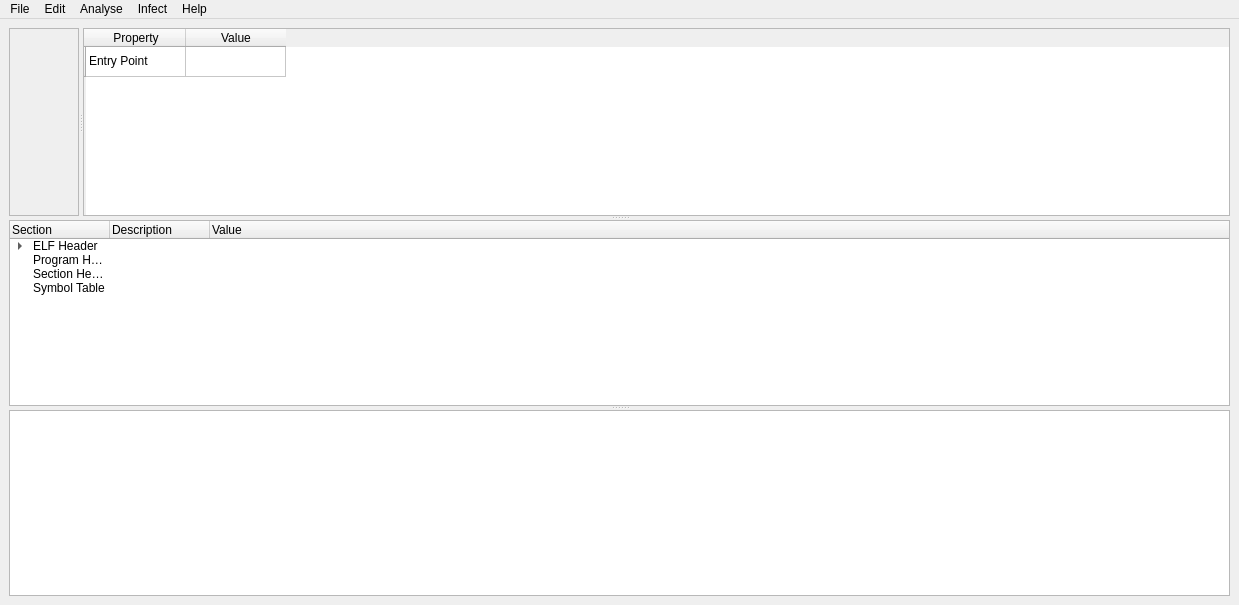
The window that src/gui/MainWindow.ui (i4ki/malelfgui) describes before a commit, drawn with Qt 5.
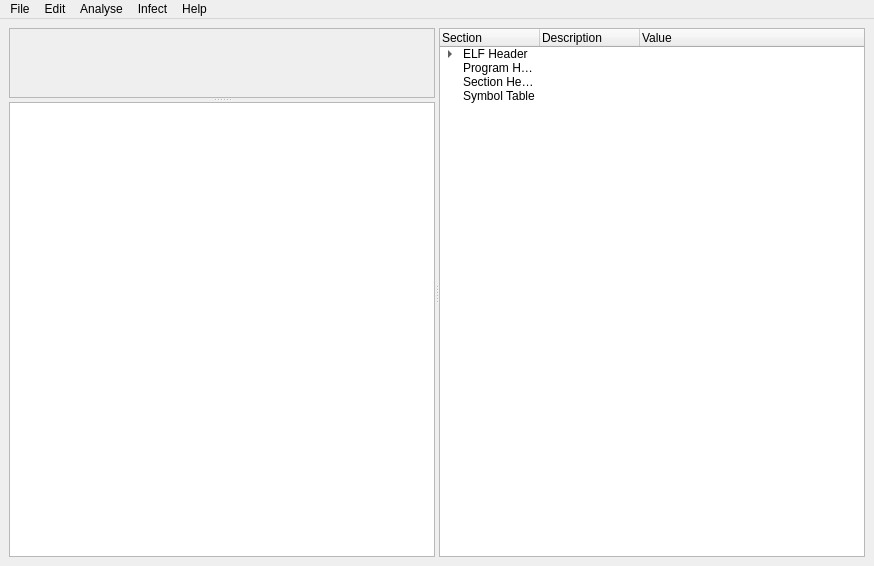
The same window after the commit. Custom widgets are drawn as their Qt base class.

Diff of the .ui file:
```diff
--- a/src/gui/MainWindow.ui
+++ b/src/gui/MainWindow.ui
@@ -6,8 +6,8 @@
    <rect>
     <x>0</x>
     <y>0</y>
-    <width>1239</width>
-    <height>605</height>
+    <width>874</width>
+    <height>566</height>
    </rect>
   </property>
   <property name="windowTitle">
@@ -19,14 +19,14 @@
    </property>
    <layout class="QHBoxLayout" name="horizontalLayout_2">
     <item>
-     <widget class="QSplitter" name="splitter_3">
-      <property name="orientation">
-       <enum>Qt::Vertical</enum>
-      </property>
-      <widget class="QSplitter" name="splitter">
+     <widget class="QSplitter" name="splitter_2">
        <property name="orientation">
         <enum>Qt::Horizontal</enum>
        </property>
+      <widget class="QSplitter" name="splitter">
+       <property name="orientation">
+        <enum>Qt::Vertical</enum>
+       </property>
        <widget class="QHexEdit" name="hexDump">
         <property name="widgetResizable">
          <bool>true</bool>
@@ -36,42 +36,14 @@
           <rect>
            <x>0</x>
            <y>0</y>
-           <width>76</width>
-           <height>183</height>
+           <width>600</width>
+           <height>276</height>
           </rect>
          </property>
         </widget>
        </widget>
-       <widget class="QTableWidget" name="inspector">
-        <row>
-         <property name="text">
-          <string/>
-         </property>
-        </row>
-        <column>
-         <property name="text">
-          <string>Property</string>
-         </property>
-        </column>
-        <column>
-         <property name="text">
-          <string>Value</string>
-         </property>
-        </column>
-        <item row="0" column="0">
-         <property name="text">
-          <string>Entry Point</string>
-         </property>
-         <property name="flags">
-          <set>ItemIsDragEnabled|ItemIsUserCheckable|ItemIsEnabled</set>
-         </property>
-        </item>
-       </widget>
-      </widget>
-      <widget class="QSplitter" name="splitter_2">
-       <property name="orientation">
-        <enum>Qt::Vertical</enum>
-       </property>
+       <widget class="QTextBrowser" name="log"/>
+      </widget>
        <widget class="QTreeWidget" name="fileTree">
         <column>
          <property name="text">
@@ -221,8 +193,6 @@
          </property>
         </item>
        </widget>
-       <widget class="QTextBrowser" name="log"/>
-      </widget>
      </widget>
     </item>
    </layout>
@@ -232,7 +202,7 @@
     <rect>
      <x>0</x>
      <y>0</y>
-     <width>1239</width>
+     <width>874</width>
      <height>25</height>
     </rect>
    </property>
```
Left out of the diff: 4 changed lines with no effect on the pictures. Lines whose indentation alone changed are shown as unchanged.
